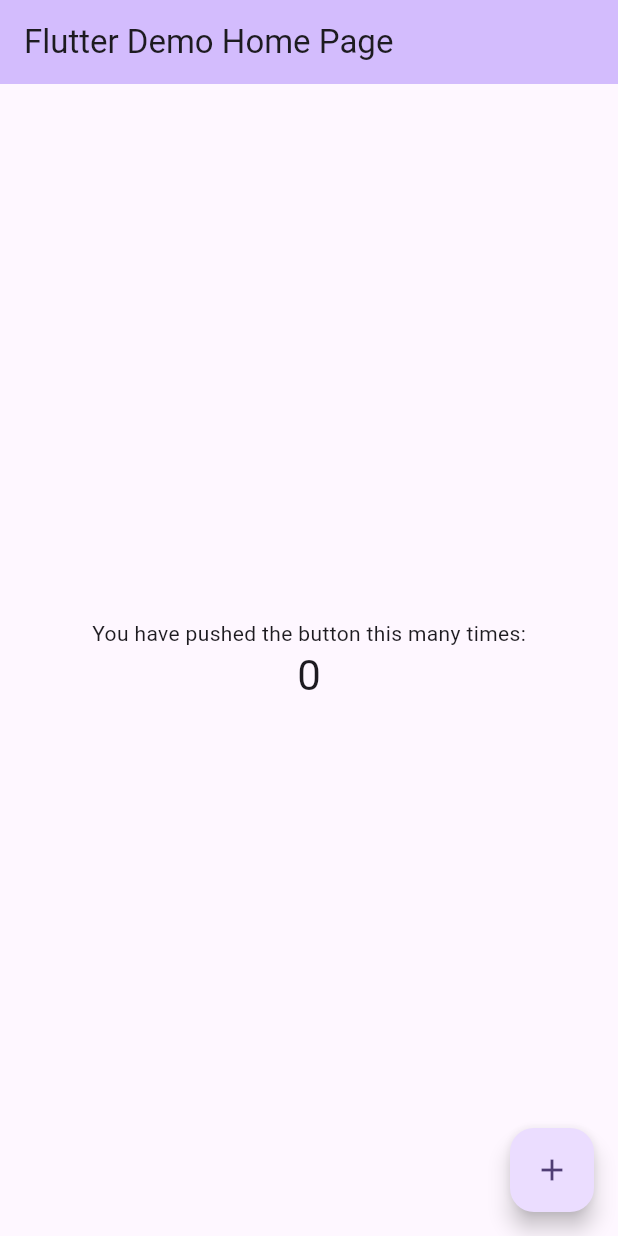
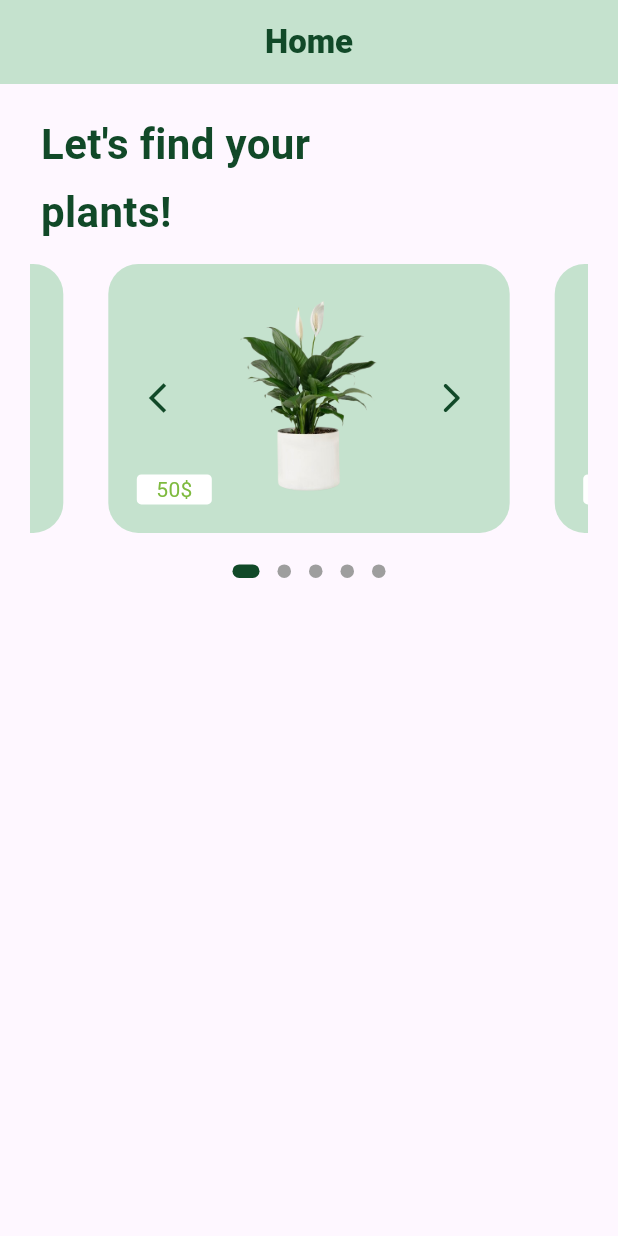
Before and after one commit to ShimaaElnaggar/carousel_slider_with_dots_indicator, a Flutter app: the screen it shows after launch, on a phone screen of 412 x 824 dp. Run offline on Flutter 3.47's test engine with Material 3 defaults, Android fonts, the phone set to English and light mode, and no system bars; drawn by our look-alikes of carousel_slider, dots_indicator.

Commit message:
active indicator with CarouselSlider

```diff
--- a/lib/main.dart
+++ b/lib/main.dart
@@ -1,4 +1,5 @@
 import 'package:flutter/material.dart';
+import 'package:simple_app_showing_carousel_slider_with_dots_indicator/views/home_viewe.dart';
 
 void main() {
   runApp(const MyApp());
@@ -11,100 +12,13 @@ class MyApp extends StatelessWidget {
   @override
   Widget build(BuildContext context) {
     return MaterialApp(
+      debugShowCheckedModeBanner: false,
       title: 'Flutter Demo',
       theme: ThemeData(
         colorScheme: ColorScheme.fromSeed(seedColor: Colors.deepPurple),
         useMaterial3: true,
       ),
-      home: const MyHomePage(title: 'Flutter Demo Home Page'),
+      home: HomeViewe(),
     );
   }
 }
-
-class MyHomePage extends StatefulWidget {
-  const MyHomePage({super.key, required this.title});
-
-  // This widget is the home page of your application. It is stateful, meaning
-  // that it has a State object (defined below) that contains fields that affect
-  // how it looks.
-
-  // This class is the configuration for the state. It holds the values (in this
-  // case the title) provided by the parent (in this case the App widget) and
-  // used by the build method of the State. Fields in a Widget subclass are
-  // always marked "final".
-
-  final String title;
-
-  @override
-  State<MyHomePage> createState() => _MyHomePageState();
-}
-
-class _MyHomePageState extends State<MyHomePage> {
-  int _counter = 0;
-
-  void _incrementCounter() {
-    setState(() {
-      // This call to setState tells the Flutter framework that something has
-      // changed in this State, which causes it to rerun the build method below
-      // so that the display can reflect the updated values. If we changed
-      // _counter without calling setState(), then the build method would not be
-      // called again, and so nothing would appear to happen.
-      _counter++;
-    });
-  }
-
-  @override
-  Widget build(BuildContext context) {
-    // This method is rerun every time setState is called, for instance as done
-    // by the _incrementCounter method above.
-    //
-    // The Flutter framework has been optimized to make rerunning build methods
-    // fast, so that you can just rebuild anything that needs updating rather
-    // than having to individually change instances of widgets.
-    return Scaffold(
-      appBar: AppBar(
-        // TRY THIS: Try changing the color here to a specific color (to
-        // Colors.amber, perhaps?) and trigger a hot reload to see the AppBar
-        // change color while the other colors stay the same.
-        backgroundColor: Theme.of(context).colorScheme.inversePrimary,
-        // Here we take the value from the MyHomePage object that was created by
-        // the App.build method, and use it to set our appbar title.
-        title: Text(widget.title),
-      ),
-      body: Center(
-        // Center is a layout widget. It takes a single child and positions it
-        // in the middle of the parent.
-        child: Column(
-          // Column is also a layout widget. It takes a list of children and
-          // arranges them vertically. By default, it sizes itself to fit its
-          // children horizontally, and tries to be as tall as its parent.
-          //
-          // Column has various properties to control how it sizes itself and
-          // how it positions its children. Here we use mainAxisAlignment to
-          // center the children vertically; the main axis here is the vertical
-          // axis because Columns are vertical (the cross axis would be
-          // horizontal).
-          //
-          // TRY THIS: Invoke "debug painting" (choose the "Toggle Debug Paint"
-          // action in the IDE, or press "p" in the console), to see the
-          // wireframe for each widget.
-          mainAxisAlignment: MainAxisAlignment.center,
-          children: <Widget>[
-            const Text(
-              'You have pushed the button this many times:',
-            ),
-            Text(
-              '$_counter',
-              style: Theme.of(context).textTheme.headlineMedium,
-            ),
-          ],
-        ),
-      ),
-      floatingActionButton: FloatingActionButton(
-        onPressed: _incrementCounter,
-        tooltip: 'Increment',
-        child: const Icon(Icons.add),
-      ), // This trailing comma makes auto-formatting nicer for build methods.
-    );
-  }
-}
--- /dev/null
+++ b/lib/views/home_viewe.dart
@@ -0,0 +1,155 @@
+import 'package:carousel_slider/carousel_slider.dart';
+import 'package:dots_indicator/dots_indicator.dart';
+import 'package:flutter/material.dart';
+
+class HomeViewe extends StatefulWidget {
+  const HomeViewe({super.key});
+
+  @override
+  State<HomeViewe> createState() => _HomeVieweState();
+}
+
+class _HomeVieweState extends State<HomeViewe> {
+  List<String> images = [
+    "assets/images/1.png",
+    "assets/images/2.png",
+    "assets/images/3.png",
+    "assets/images/4.png",
+    "assets/images/5.png",
+  ];
+  CarouselController carouselController = CarouselController();
+  int currentIndexPosition = 0;
+  @override
+  Widget build(BuildContext context) {
+    return Scaffold(
+      appBar: AppBar(
+        backgroundColor: const Color(0xffc5e2ce),
+        title: const Center(
+            child: Text(
+          "Home",
+          style:
+              TextStyle(color: Color(0xff114928), fontWeight: FontWeight.w800),
+        )),
+      ),
+      body: Padding(
+        padding: const EdgeInsets.all(20.0),
+        child: Column(
+          crossAxisAlignment: CrossAxisAlignment.start,
+          children: [
+            const Text(
+              " Let's find your ",
+              style: TextStyle(
+                color: Color(0xff114928),
+                fontWeight: FontWeight.w600,
+                fontSize: 28,
+              ),
+            ),
+            const SizedBox(
+              height: 5,
+            ),
+            const Text(
+              " plants!",
+              style: TextStyle(
+                color: Color(0xff114928),
+                fontWeight: FontWeight.w600,
+                fontSize: 28,
+              ),
+            ),
+            CarouselSlider.builder(
+              carouselController: carouselController,
+              itemCount: images.length,
+              itemBuilder:
+                  (BuildContext context, int itemIndex, int pageViewIndex) =>
+                      Container(
+                margin: const EdgeInsets.all(15),
+                height: 85,
+                width: double.maxFinite,
+                decoration: BoxDecoration(
+                    color: const Color(0xffc5e2ce),
+                    borderRadius: BorderRadius.circular(20)),
+                child: Padding(
+                  padding: const EdgeInsets.all(15.0),
+                  child: Stack(
+                    children: [
+                      Center(child: Image.asset(images[itemIndex])),
+                      buildPriceTextWidget(),
+                      buildArrows(),
+                    ],
+                  ),
+                ),
+              ),
+              options: CarouselOptions(onPageChanged: (index, reason) {
+                setState(() {
+                  currentIndexPosition = index;
+                });
+              }),
+            ),
+            buildDotsIndicator(),
+          ],
+        ),
+      ),
+    );
+  }
+
+  Center buildDotsIndicator() {
+    return Center(
+      child: DotsIndicator(
+        dotsCount: images.length,
+        position: currentIndexPosition,
+        decorator: DotsDecorator(
+          color: Colors.grey,
+          activeColor: const Color(0xff114928),
+          activeSize: const Size(18.0, 9.0),
+          activeShape:
+              RoundedRectangleBorder(borderRadius: BorderRadius.circular(5.0)),
+        ),
+      ),
+    );
+  }
+
+  Row buildArrows() {
+    return Row(
+      mainAxisAlignment: MainAxisAlignment.spaceBetween,
+      children: [
+        IconButton(
+          icon: const Center(
+              child: Icon(
+            Icons.arrow_back_ios,
+            color: Color(0xff114928),
+          )),
+          onPressed: () {
+            carouselController.previousPage();
+          },
+        ),
+        IconButton(
+          icon: const Icon(
+            Icons.arrow_forward_ios_rounded,
+            color: Color(0xff114928),
+          ),
+          onPressed: () {
+            carouselController.nextPage();
+          },
+        ),
+      ],
+    );
+  }
+
+  Positioned buildPriceTextWidget() {
+    return Positioned(
+      bottom: 4,
+      left: 4,
+      child: Container(
+          height: 20,
+          width: 50,
+          decoration: BoxDecoration(
+            color: Colors.white,
+            borderRadius: BorderRadius.circular(3),
+          ),
+          child: const Center(
+              child: Text(
+            "50\$",
+            style: TextStyle(color: Color(0xff7eba3e)),
+          ))),
+    );
+  }
+}
```
Also changed, not shown: pubspec.yaml (+5 -3 lines), assets/images/1.png (added), assets/images/2.png (added), assets/images/3.png (added), assets/images/4.png (added), assets/images/5.png (added), assets/images/peofile.jpg (added), pubspec.lock.
